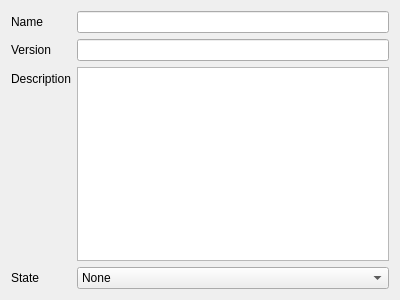
The window that src/patternmetaeditor.ui (dmr-tools/anytone-emu) describes before a commit, drawn with Qt 5.
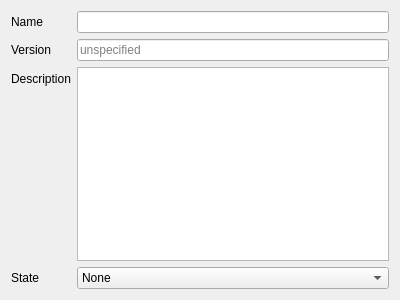
The same window after the commit.

```diff
--- a/src/patternmetaeditor.ui
+++ b/src/patternmetaeditor.ui
@@ -32,7 +32,11 @@
     </widget>
    </item>
    <item row="1" column="1">
-    <widget class="QLineEdit" name="version"/>
+    <widget class="QLineEdit" name="version">
+     <property name="placeholderText">
+      <string>unspecified</string>
+     </property>
+    </widget>
    </item>
    <item row="2" column="0">
     <widget class="QLabel" name="label_2">
```
